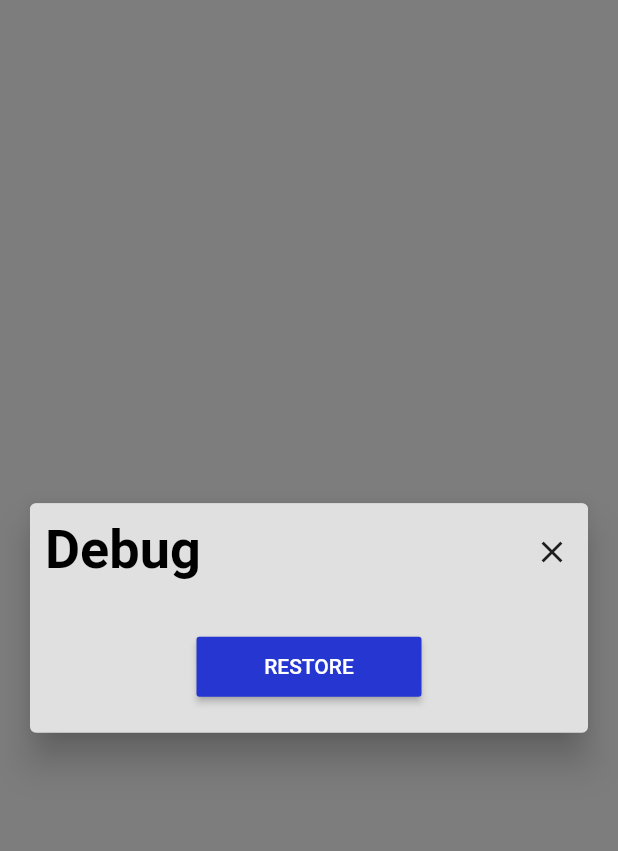
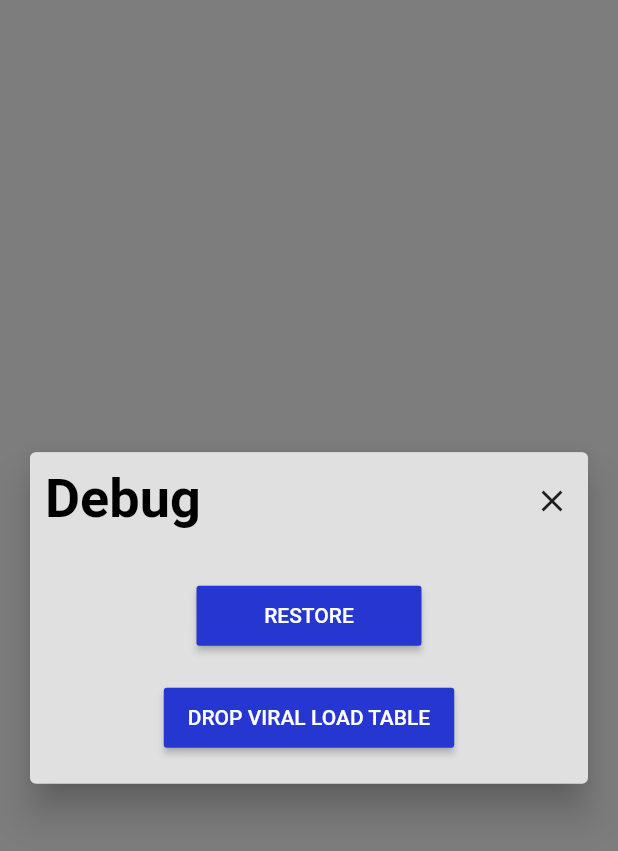
Before and after one commit to chrisly-bear/PEBRApp, a Flutter app: the DebugScreen widget shown alone on an empty page, opened directly, on a phone screen of 412 x 824 dp. Shown: the top 851 px of the screen. Run offline on Flutter 3.47's test engine with Material 2 defaults, Android fonts, the phone set to English and light mode, and no system bars; our stand-ins replace flushbar, shared_preferences, sqflite; missing offline and left inert: password, spreadsheet_decoder; accounts and stored records are empty.

Commit message:
Added 'drop viral load table' button on debug screen.

```diff
--- a/lib/database/DatabaseProvider.dart
+++ b/lib/database/DatabaseProvider.dart
@@ -906,4 +906,10 @@ class DatabaseProvider {
     return rowsDeletedPatientTable + rowsDeletedViralLoadTable + rowsDeletedPreferenceAssessmentTable + rowsDeletedARTRefillTable + rowsDeletedRequiredActionTable;
   }
 
+  Future<int> resetTable(String tableName) async {
+    final Database db = await _databaseInstance;
+    final int rowsDeleted = await db.delete(tableName);
+    return rowsDeleted;
+  }
+
 }
--- a/lib/screens/DebugScreen.dart
+++ b/lib/screens/DebugScreen.dart
@@ -5,11 +5,13 @@ import 'package:pebrapp/components/PEBRAButtonRaised.dart';
 import 'package:pebrapp/components/PopupScreen.dart';
 import 'package:pebrapp/database/DatabaseProvider.dart';
 import 'package:pebrapp/database/models/UserData.dart';
+import 'package:pebrapp/database/models/ViralLoad.dart';
 import 'package:pebrapp/exceptions/DocumentNotFoundException.dart';
 import 'package:pebrapp/exceptions/InvalidPINException.dart';
 import 'package:pebrapp/exceptions/NoPasswordFileException.dart';
 import 'package:pebrapp/exceptions/SWITCHLoginFailedException.dart';
 import 'package:pebrapp/screens/NewPINScreen.dart';
+import 'package:pebrapp/state/PatientBloc.dart';
 import 'package:pebrapp/utils/AppColors.dart';
 import 'package:pebrapp/utils/SwitchToolboxUtils.dart';
 import 'package:pebrapp/utils/Utils.dart';
@@ -40,23 +42,32 @@ class _DebugScreenState extends State<DebugScreen> {
   Widget get _body {
     const double _spacing = 20.0;
     return Center(
-      child: Column(
+      child: _isLoading
+          ? SizedBox(
+        height: 15.0,
+        width: 15.0,
+        child: CircularProgressIndicator(
+          valueColor: AlwaysStoppedAnimation<Color>(SPINNER_SETTINGS_SCREEN),
+        ),
+      )
+          : Column(
         children: <Widget>[
           SizedBox(height: _spacing),
           PEBRAButtonRaised('Restore',
-              onPressed: _isLoading
-                  ? null
-                  : () {
-                      _onPressRestoreButton(context);
-                    },
-              widget: _isLoading
-                  ? SizedBox(
-                      height: 15.0,
-                      width: 15.0,
-                      child: CircularProgressIndicator(
-                          valueColor: AlwaysStoppedAnimation<Color>(
-                              SPINNER_SETTINGS_SCREEN)))
-                  : null),
+            onPressed: _isLoading
+                ? null
+                : () {
+              _onPressRestoreButton(context);
+            },
+          ),
+          SizedBox(height: _spacing),
+          PEBRAButtonRaised('Drop Viral Load Table',
+            onPressed: _isLoading
+                ? null
+                : () {
+              _onPressDropTableButton(context, ViralLoad.tableName);
+            },
+          ),
           SizedBox(height: _spacing),
         ],
       ),
@@ -134,6 +145,14 @@ class _DebugScreenState extends State<DebugScreen> {
         title: title, error: error, onButtonPress: onNotificationButtonPress);
   }
 
+  Future<void> _onPressDropTableButton(BuildContext context, String tableName) async {
+    setState(() { _isLoading = true; });
+    int rowsDeleted = await DatabaseProvider().resetTable(tableName);
+    setState(() { _isLoading = false; });
+    PatientBloc.instance.sinkAllPatientsFromDatabase();
+    showFlushbar('Deleted $rowsDeleted rows.', title: '$tableName reset');
+  }
+
   Future<String> _setNewPIN(String username, BuildContext context) async {
     return Navigator.of(context).push(
       PageRouteBuilder<String>(
```
